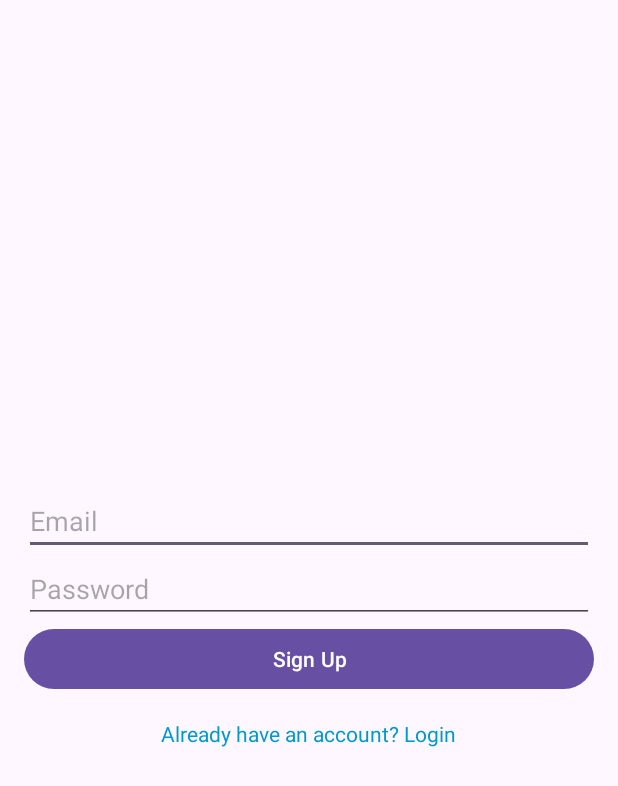
After one commit to Thogaruchesti-hemanth/Notes-App, an Android app: the SignupActivity screen opened directly, with no data from a screen before it, on a phone screen of 412 x 824 dp. The commit adds this screen. Shown: the top 786 px of the screen. Run offline under Robolectric (Android 15) with nearby library versions, the phone set to English and light mode, and no system bars; our stand-ins replace Firebase (no records; nobody signed in at launch, a user with empty details on screens opened directly).

Commit message:
firebase implemeted and gradle changes like keystore

```diff
--- /dev/null
+++ b/app/src/main/java/com/example/notes/SignupActivity.java
@@ -0,0 +1,88 @@
+package com.example.notes;
+
+import android.content.Intent;
+import android.os.Bundle;
+import android.widget.Button;
+import android.widget.EditText;
+import android.widget.TextView;
+import android.widget.Toast;
+
+import androidx.annotation.NonNull;
+import androidx.appcompat.app.AppCompatActivity;
+
+import com.google.firebase.database.DataSnapshot;
+import com.google.firebase.database.DatabaseError;
+import com.google.firebase.database.DatabaseReference;
+import com.google.firebase.database.FirebaseDatabase;
+import com.google.firebase.database.ValueEventListener;
+
+import java.util.HashMap;
+import java.util.Map;
+
+public class SignupActivity extends AppCompatActivity {
+
+    private EditText emailEditText, passwordEditText;
+    private Button signupButton;
+    private TextView goToLogin;
+    private DatabaseReference databaseReference;
+
+    @Override
+    protected void onCreate(Bundle savedInstanceState) {
+        super.onCreate(savedInstanceState);
+        setContentView(R.layout.signup_activity);
+
+        databaseReference = FirebaseDatabase.getInstance().getReference("Users");
+
+        emailEditText = findViewById(R.id.signup_email);
+        passwordEditText = findViewById(R.id.signup_password);
+        signupButton = findViewById(R.id.signup_button);
+        goToLogin = findViewById(R.id.go_to_login);
+
+        signupButton.setOnClickListener(v -> signupUser());
+        goToLogin.setOnClickListener(v -> startActivity(new Intent(SignupActivity.this, LoginActivity.class)));
+    }
+
+    private void signupUser() {
+        String email = emailEditText.getText().toString().trim();
+        String password = passwordEditText.getText().toString().trim();
+
+        if (email.isEmpty() || password.isEmpty()) {
+            Toast.makeText(this, "Please fill in all fields", Toast.LENGTH_SHORT).show();
+            return;
+        }
+
+        // Check if the user already exists
+        databaseReference.child(encodeEmail(email)).addListenerForSingleValueEvent(new ValueEventListener() {
+            @Override
+            public void onDataChange(@NonNull DataSnapshot snapshot) {
+                if (snapshot.exists()) {
+                    Toast.makeText(SignupActivity.this, "User already exists. Please login.", Toast.LENGTH_SHORT).show();
+                } else {
+                    // Create a new user entry
+                    Map<String, String> userData = new HashMap<>();
+                    userData.put("email", email);
+                    userData.put("password", password);
+
+                    databaseReference.child(encodeEmail(email)).setValue(userData).addOnCompleteListener(task -> {
+                        if (task.isSuccessful()) {
+                            Toast.makeText(SignupActivity.this, "Signup successful!", Toast.LENGTH_SHORT).show();
+                            startActivity(new Intent(SignupActivity.this, LoginActivity.class));
+                            finish();
+                        } else {
+                            Toast.makeText(SignupActivity.this, "Signup failed: " + task.getException().getMessage(), Toast.LENGTH_SHORT).show();
+                        }
+                    });
+                }
+            }
+
+            @Override
+            public void onCancelled(@NonNull DatabaseError error) {
+                Toast.makeText(SignupActivity.this, "Database error: " + error.getMessage(), Toast.LENGTH_SHORT).show();
+            }
+        });
+    }
+
+    private String encodeEmail(String email) {
+        return email.replace(".", ","); // Firebase keys cannot contain periods
+    }
+}
--- a/app/src/main/res/drawable/ic_camera.xml
+++ b/app/src/main/res/drawable/ic_camera.xml
@@ -5,5 +5,5 @@
     android:viewportHeight="487">
   <path
       android:pathData="M308.1,277.95c0,35.7 -28.9,64.6 -64.6,64.6s-64.6,-28.9 -64.6,-64.6s28.9,-64.6 64.6,-64.6S308.1,242.25 308.1,277.95zM440.3,116.05c25.8,0 46.7,20.9 46.7,46.7v122.4v103.8c0,27.5 -22.3,49.8 -49.8,49.8H49.8c-27.5,0 -49.8,-22.3 -49.8,-49.8v-103.9v-122.3l0,0c0,-25.8 20.9,-46.7 46.7,-46.7h93.4l4.4,-18.6c6.7,-28.8 32.4,-49.2 62,-49.2h74.1c29.6,0 55.3,20.4 62,49.2l4.3,18.6H440.3zM97.4,183.45c0,-12.9 -10.5,-23.4 -23.4,-23.4c-13,0 -23.5,10.5 -23.5,23.4s10.5,23.4 23.4,23.4C86.9,206.95 97.4,196.45 97.4,183.45zM358.7,277.95c0,-63.6 -51.6,-115.2 -115.2,-115.2s-115.2,51.6 -115.2,115.2s51.6,115.2 115.2,115.2S358.7,341.55 358.7,277.95z"
-      android:fillColor="@color/design_default_color_primary"/>
+      android:fillColor="@color/white"/>
 </vector>
--- /dev/null
+++ b/app/src/main/res/layout/signup_activity.xml
@@ -0,0 +1,37 @@
+<?xml version="1.0" encoding="utf-8"?>
+<LinearLayout
+    xmlns:android="http://schemas.android.com/apk/res/android"
+    android:layout_width="match_parent"
+    android:layout_height="match_parent"
+    android:orientation="vertical"
+    android:gravity="center"
+    android:padding="16dp">
+
+    <EditText
+        android:id="@+id/signup_email"
+        android:layout_width="match_parent"
+        android:layout_height="wrap_content"
+        android:hint="Email"
+        android:inputType="textEmailAddress" />
+
+    <EditText
+        android:id="@+id/signup_password"
+        android:layout_width="match_parent"
+        android:layout_height="wrap_content"
+        android:hint="Password"
+        android:inputType="textPassword" />
+
+    <Button
+        android:id="@+id/signup_button"
+        android:layout_width="match_parent"
+        android:layout_height="wrap_content"
+        android:text="Sign Up" />
+
+    <TextView
+        android:id="@+id/go_to_login"
+        android:layout_width="wrap_content"
+        android:layout_height="wrap_content"
+        android:text="Already have an account? Login"
+        android:textColor="@android:color/holo_blue_dark"
+        android:paddingTop="16dp" />
+</LinearLayout>
```
Also changed, not shown: app/build.gradle (+31 -4 lines), app/src/main/AndroidManifest.xml (+26 -6 lines), app/src/main/java/com/example/notes/LoginActivity.java (added, +80 -0 lines), app/src/main/java/com/example/notes/MainActivity.java (+90 -140 lines), app/src/main/java/com/example/notes/SharedPreferenceUtil.java (+16 -7 lines), app/src/main/res/layout/edit_dialog.xml (+4 -3 lines), app/src/main/res/layout/login_activity.xml (added, +37 -0 lines), build.gradle (+9 -1 lines), 3 other files.
